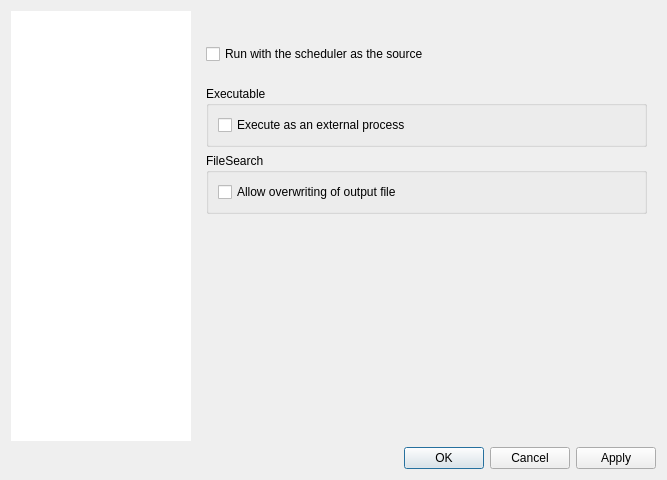
This is src/ProfileEditor/settingdialog/settingdialog.ui in karakirimu/AutoBatchTools as Qt 5 draws it before an edit. The edited form follows.
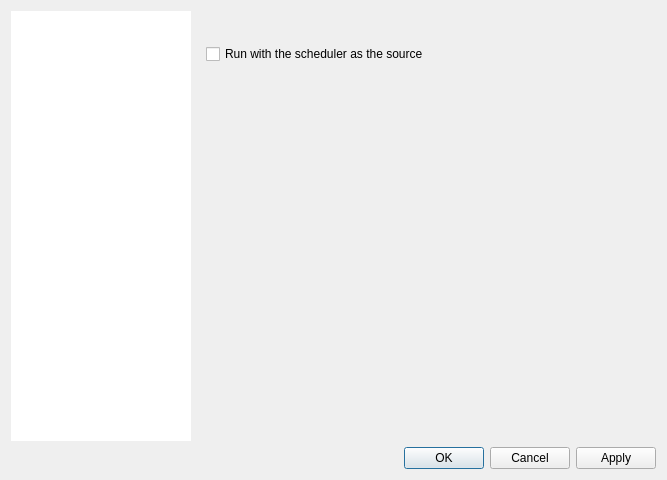
This is the edited form. The open tabs and pages were chosen to show the change. Icons and pictures are not drawn. Custom widgets are drawn as their Qt base class.

Commit message: [update] add run detach function

```diff
--- a/src/ProfileEditor/settingdialog/settingdialog.ui
+++ b/src/ProfileEditor/settingdialog/settingdialog.ui
@@ -327,54 +327,6 @@
                 </property>
                </widget>
               </item>
-              <item>
-               <spacer name="verticalSpacer_3">
-                <property name="orientation">
-                 <enum>Qt::Vertical</enum>
-                </property>
-                <property name="sizeType">
-                 <enum>QSizePolicy::Fixed</enum>
-                </property>
-                <property name="sizeHint" stdset="0">
-                 <size>
-                  <width>20</width>
-                  <height>16</height>
-                 </size>
-                </property>
-               </spacer>
-              </item>
-              <item>
-               <widget class="QGroupBox" name="groupBox_2">
-                <property name="title">
-                 <string>Executable</string>
-                </property>
-                <layout class="QVBoxLayout" name="verticalLayout_7">
-                 <item>
-                  <widget class="QCheckBox" name="detachCheckBox">
-                   <property name="text">
-                    <string>Execute as an external process</string>
-                   </property>
-                  </widget>
-                 </item>
-                </layout>
-               </widget>
-              </item>
-              <item>
-               <widget class="QGroupBox" name="groupBox_3">
-                <property name="title">
-                 <string>FileSearch</string>
-                </property>
-                <layout class="QVBoxLayout" name="verticalLayout_8">
-                 <item>
-                  <widget class="QCheckBox" name="fsupdateCheckBox">
-                   <property name="text">
-                    <string>Allow overwriting of output file</string>
-                   </property>
-                  </widget>
-                 </item>
-                </layout>
-               </widget>
-              </item>
               <item>
                <spacer name="verticalSpacer">
                 <property name="orientation">
```
Left out of the diff: 4 changed lines with no effect on the pictures. The commit also changes 16 other files.
